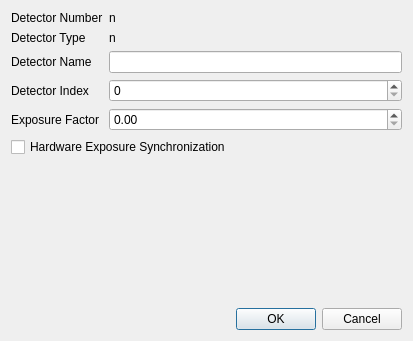
First picture: the form in libraries/qxrdlib/qxrddexeladialog.ui, repository guyjennings/qxrd, before the edit.
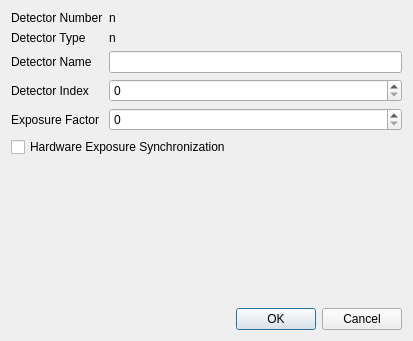
Second picture: the form after the edit.

Commit message: Added exposure factor and hardware sync options to detector settings

What changed in the file:
```diff
--- a/libraries/qxrdlib/qxrddexeladialog.ui
+++ b/libraries/qxrdlib/qxrddexeladialog.ui
@@ -85,13 +85,6 @@
      </property>
     </widget>
    </item>
-   <item row="4" column="1">
-    <widget class="QDoubleSpinBox" name="m_ExposureFactor">
-     <property name="singleStep">
-      <double>0.100000000000000</double>
-     </property>
-    </widget>
-   </item>
    <item row="4" column="0">
     <widget class="QLabel" name="label_5">
      <property name="text">
@@ -106,6 +99,9 @@
      </property>
     </widget>
    </item>
+   <item row="4" column="1">
+    <widget class="QSpinBox" name="m_ExposureFactor"/>
+   </item>
   </layout>
  </widget>
  <resources/>
```
The commit also changes 18 other files.
